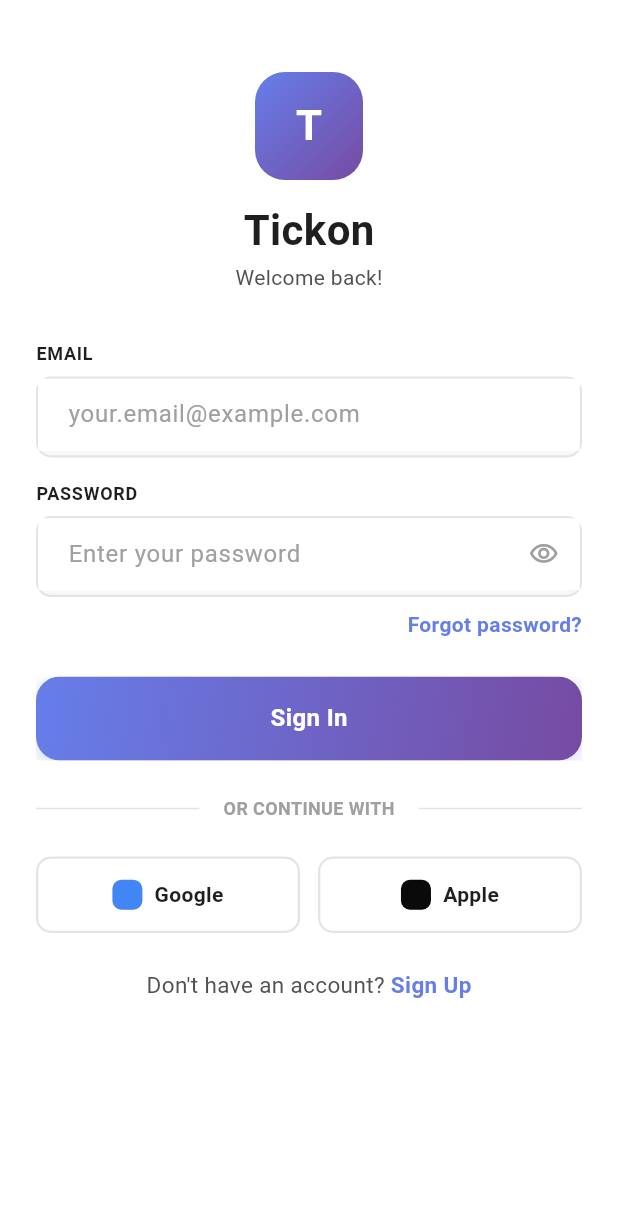
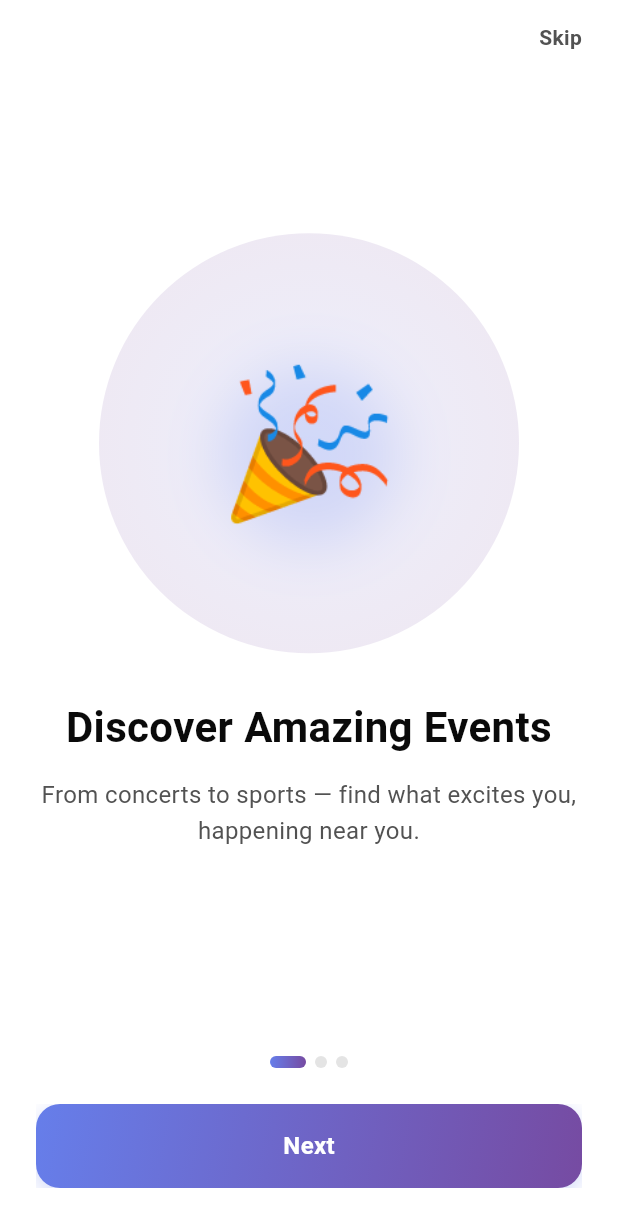
Before and after one commit to sabucds/tickon-mobile, a Flutter app: the screen it shows after launch, on a phone screen of 412 x 824 dp. Shown: the top 1227 px of the screen. Run offline on Flutter 3.47's test engine with Material 3 defaults, Android fonts, the phone set to English and light mode, and no system bars; our stand-ins replace dio, equatable, flutter_bloc, flutter_secure_storage.

Commit message:
feat: introduce splash and onboarding screens with updated app routing.

```diff
--- /dev/null
+++ b/lib/features/onboarding/presentation/pages/onboarding_page.dart
@@ -0,0 +1,253 @@
+import 'package:flutter/material.dart';
+import '../../../../core/ui/tokens/app_colors.dart';
+import '../../../../core/ui/tokens/app_typography.dart';
+import '../../../../core/ui/tokens/app_spacing.dart';
+import '../../../../core/ui/atoms/gradient_button.dart';
+
+class OnboardingPage extends StatefulWidget {
+  const OnboardingPage({super.key});
+
+  @override
+  State<OnboardingPage> createState() => _OnboardingPageState();
+}
+
+class _OnboardingPageState extends State<OnboardingPage> {
+  final _pageController = PageController();
+  int _currentPage = 0;
+
+  static const _pages = [
+    _OnboardingData(
+      emoji: '🎉',
+      title: 'Discover Amazing Events',
+      description:
+          'From concerts to sports — find what excites you, happening near you.',
+    ),
+    _OnboardingData(
+      emoji: '⚡',
+      title: 'Book in Seconds, Not Minutes',
+      description:
+          'Choose your seats, pay securely, get your ticket instantly.',
+    ),
+    _OnboardingData(
+      emoji: '🎟️',
+      title: 'Your Tickets, Always with You',
+      description:
+          'Access all your tickets offline. No printing, no hassle.',
+    ),
+  ];
+
+  bool get _isLastPage => _currentPage == _pages.length - 1;
+
+  void _next() {
+    if (_isLastPage) {
+      _goToLogin();
+    } else {
+      _pageController.nextPage(
+        duration: const Duration(milliseconds: 350),
+        curve: Curves.easeInOut,
+      );
+    }
+  }
+
+  void _goToLogin() {
+    Navigator.of(context).pushReplacementNamed('/login');
+  }
+
+  @override
+  void dispose() {
+    _pageController.dispose();
+    super.dispose();
+  }
+
+  @override
+  Widget build(BuildContext context) {
+    return Scaffold(
+      backgroundColor: AppColors.surface,
+      body: SafeArea(
+        child: Column(
+          children: [
+            // Skip button
+            Align(
+              alignment: Alignment.topRight,
+              child: Padding(
+                padding: const EdgeInsets.only(
+                  top: AppSpacing.x4,
+                  right: AppSpacing.x6,
+                ),
+                child: GestureDetector(
+                  onTap: _goToLogin,
+                  child: Text(
+                    'Skip',
+                    style: AppTypography.labelMd.copyWith(
+                      color: AppColors.textSecondary,
+                    ),
+                  ),
+                ),
+              ),
+            ),
+            // Pages
+            Expanded(
+              child: PageView.builder(
+                controller: _pageController,
+                onPageChanged: (i) => setState(() => _currentPage = i),
+                itemCount: _pages.length,
+                itemBuilder: (_, i) => _OnboardingSlide(data: _pages[i]),
+              ),
+            ),
+            // Bottom controls
+            Padding(
+              padding: const EdgeInsets.fromLTRB(
+                AppSpacing.x6,
+                AppSpacing.x4,
+                AppSpacing.x6,
+                AppSpacing.x8,
+              ),
+              child: Column(
+                children: [
+                  _PageDots(
+                    count: _pages.length,
+                    current: _currentPage,
+                  ),
+                  const SizedBox(height: AppSpacing.x6),
+                  GradientButton(
+                    key: const Key('onboarding_cta'),
+                    label: _isLastPage ? 'Get Started' : 'Next',
+                    onPressed: _next,
+                    isFullWidth: true,
+                  ),
+                ],
+              ),
+            ),
+          ],
+        ),
+      ),
+    );
+  }
+}
+
+class _OnboardingSlide extends StatelessWidget {
+  const _OnboardingSlide({required this.data});
+
+  final _OnboardingData data;
+
+  @override
+  Widget build(BuildContext context) {
+    return Padding(
+      padding: const EdgeInsets.symmetric(horizontal: AppSpacing.x6),
+      child: Column(
+        mainAxisAlignment: MainAxisAlignment.center,
+        children: [
+          // Illustration
+          _Illustration(emoji: data.emoji),
+          const SizedBox(height: AppSpacing.x8),
+          // Title
+          Text(
+            data.title,
+            style: AppTypography.displaySm.copyWith(
+              color: AppColors.textPrimary,
+            ),
+            textAlign: TextAlign.center,
+          ),
+          const SizedBox(height: AppSpacing.x4),
+          // Description
+          Text(
+            data.description,
+            style: AppTypography.bodyLg.copyWith(
+              color: AppColors.textSecondary,
+              height: 1.5,
+            ),
+            textAlign: TextAlign.center,
+          ),
+        ],
+      ),
+    );
+  }
+}
+
+class _Illustration extends StatelessWidget {
+  const _Illustration({required this.emoji});
+
+  final String emoji;
+
+  @override
+  Widget build(BuildContext context) {
+    return Container(
+      width: 280,
+      height: 280,
+      decoration: BoxDecoration(
+        shape: BoxShape.circle,
+        gradient: RadialGradient(
+          colors: [
+            AppColors.gradientStart.withValues(alpha: 0.12),
+            AppColors.gradientEnd.withValues(alpha: 0.12),
+          ],
+        ),
+      ),
+      child: Center(
+        child: Container(
+          decoration: BoxDecoration(
+            shape: BoxShape.circle,
+            boxShadow: [
+              BoxShadow(
+                color: AppColors.gradientStart.withValues(alpha: 0.2),
+                blurRadius: 32,
+                offset: const Offset(0, 8),
+              ),
+            ],
+          ),
+          child: Text(
+            emoji,
+            style: const TextStyle(fontSize: 96),
+          ),
+        ),
+      ),
+    );
+  }
+}
+
+class _PageDots extends StatelessWidget {
+  const _PageDots({required this.count, required this.current});
+
+  final int count;
+  final int current;
+
+  @override
+  Widget build(BuildContext context) {
+    return Row(
+      mainAxisAlignment: MainAxisAlignment.center,
+      children: List.generate(count, (i) {
+        final isActive = i == current;
+        return AnimatedContainer(
+          duration: const Duration(milliseconds: 300),
+          curve: Curves.easeInOut,
+          margin: const EdgeInsets.symmetric(horizontal: 3),
+          width: isActive ? 24 : 8,
+          height: 8,
+          decoration: isActive
+              ? BoxDecoration(
+                  borderRadius: BorderRadius.circular(AppRadius.full),
+                  gradient: const LinearGradient(
+                    colors: [AppColors.gradientStart, AppColors.gradientEnd],
+                  ),
+                )
+              : BoxDecoration(
+                  borderRadius: BorderRadius.circular(AppRadius.full),
+                  color: AppColors.neutral200,
+                ),
+        );
+      }),
+    );
+  }
+}
+
+class _OnboardingData {
+  const _OnboardingData({
+    required this.emoji,
+    required this.title,
+    required this.description,
+  });
+
+  final String emoji;
+  final String title;
+  final String description;
+}
--- a/lib/main.dart
+++ b/lib/main.dart
@@ -1,6 +1,9 @@
 import 'package:flutter/material.dart';
 import 'app/theme/app_theme.dart';
 import 'features/auth/presentation/pages/login_page.dart';
+import 'features/auth/presentation/pages/register_page.dart';
+import 'features/onboarding/presentation/pages/splash_page.dart';
+import 'features/onboarding/presentation/pages/onboarding_page.dart';
 
 void main() {
   runApp(const TickonApp());
@@ -16,7 +19,13 @@
       theme: AppTheme.light,
       darkTheme: AppTheme.dark,
       themeMode: ThemeMode.system,
-      home: const LoginPage(),
+      initialRoute: '/',
+      routes: {
+        '/': (_) => const SplashPage(),
+        '/onboarding': (_) => const OnboardingPage(),
+        '/login': (_) => const LoginPage(),
+        '/register': (_) => const RegisterPage(),
+      },
     );
   }
 }
```
Also changed, not shown: lib/features/onboarding/presentation/pages/splash_page.dart (added, +212 -0 lines), 1 other file.
